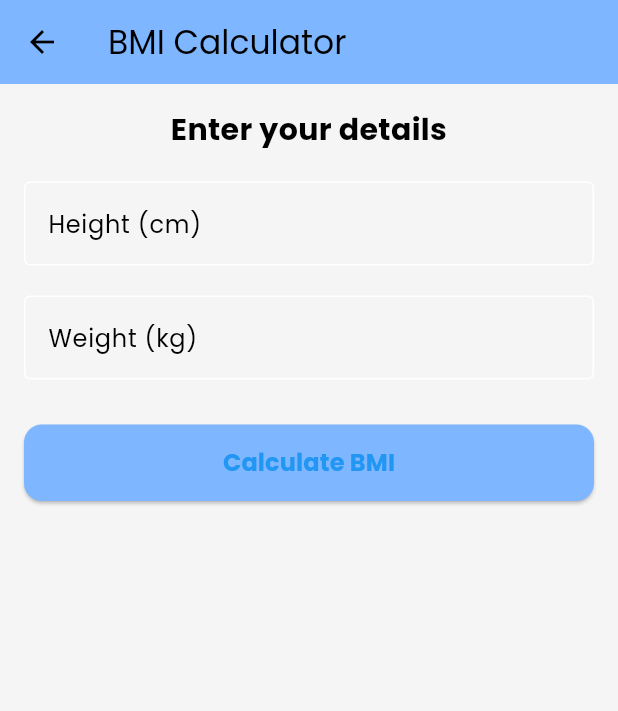
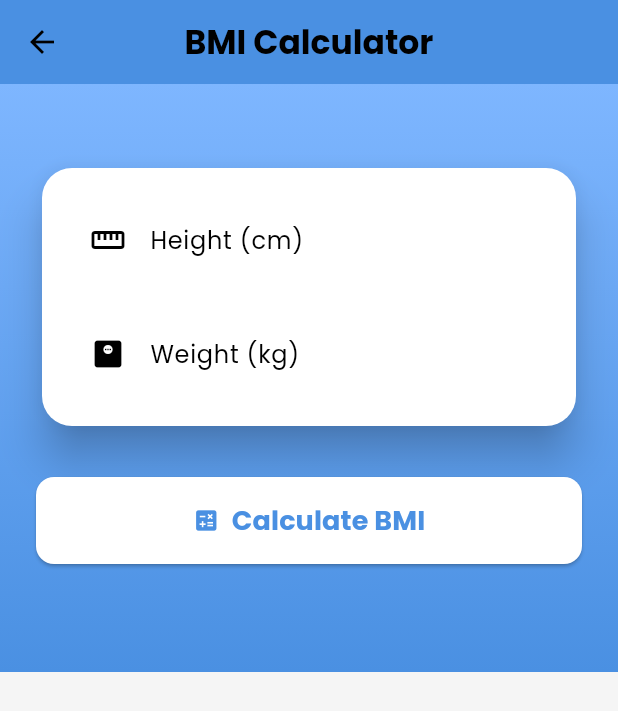
Before and after one commit to Liyo08/AlignMe, a Flutter app: the BMIScreen screen opened directly, on a phone screen of 412 x 824 dp. Shown: the top 711 px of the screen. Run offline on Flutter 3.47's test engine with Material 3 defaults, Android fonts, the light colour scheme and no system bars; our stand-ins replace fl_chart, flutter_switch, font_awesome_flutter, google_fonts.

Commit message:
BMI page design changed

```diff
--- a/lib/bmi_page.dart
+++ b/lib/bmi_page.dart
@@ -4,15 +4,17 @@ class BMIScreen extends StatefulWidget {
   const BMIScreen({super.key});
 
   @override
-  State<BMIScreen> createState() => _BmiPageState();
+  State<BMIScreen> createState() => _BMIScreenState();
 }
 
-class _BmiPageState extends State<BMIScreen> {
+class _BMIScreenState extends State<BMIScreen> {
   final TextEditingController heightController = TextEditingController();
   final TextEditingController weightController = TextEditingController();
 
   double? bmiResult;
   String bmiCategory = "";
+  Color categoryColor = Colors.black54;
+  bool showResult = false;
 
   void calculateBMI() {
     final double? height = double.tryParse(heightController.text);
@@ -23,14 +25,20 @@ class _BmiPageState extends State<BMIScreen> {
 
       setState(() {
         bmiResult = bmi;
+        showResult = true;
+
         if (bmi < 18.5) {
           bmiCategory = "Underweight";
+          categoryColor = Colors.orange;
         } else if (bmi < 24.9) {
           bmiCategory = "Normal";
+          categoryColor = Colors.green;
         } else if (bmi < 29.9) {
           bmiCategory = "Overweight";
+          categoryColor = Colors.deepOrange;
         } else {
           bmiCategory = "Obese";
+          categoryColor = Colors.red;
         }
       });
     }
@@ -40,25 +48,51 @@ class _BmiPageState extends State<BMIScreen> {
   Widget build(BuildContext context) {
     return Scaffold(
       appBar: AppBar(
-        title: const Text("BMI Calculator"),
-        backgroundColor: const Color(0xFF7EB6FF),
+        backgroundColor: const Color(0xFF4A90E2),
+        leading: IconButton(
+          icon: const Icon(Icons.arrow_back),
+          onPressed: () {
+            Navigator.pop(context);  // Back to previous screen
+          },
         ),
-      body: Padding(
-        padding: const EdgeInsets.all(16.0),
+        title: const Text(
+          "BMI Calculator",
+          style: TextStyle(fontWeight: FontWeight.bold),
+        ),
+        centerTitle: true,
+      ),
+      body: Container(
+        decoration: const BoxDecoration(
+          gradient: LinearGradient(
+            colors: [Color(0xFF7EB6FF), Color(0xFF4A90E2)],
+            begin: Alignment.topCenter,
+            end: Alignment.bottomCenter,
+          ),
+        ),
+        child: SafeArea(
+          child: SingleChildScrollView(
+            child: Padding(
+              padding: const EdgeInsets.symmetric(horizontal: 24, vertical: 32),
               child: Column(
                 crossAxisAlignment: CrossAxisAlignment.stretch,
                 children: [
-            const Text(
-              "Enter your details",
-              style: TextStyle(fontSize: 20, fontWeight: FontWeight.bold),
-              textAlign: TextAlign.center,
+                  const SizedBox(height: 20),  // Space below AppBar
+
+                  Card(
+                    elevation: 12,
+                    shape: RoundedRectangleBorder(
+                      borderRadius: BorderRadius.circular(20),
                     ),
-            const SizedBox(height: 20),
+                    child: Padding(
+                      padding: const EdgeInsets.all(20),
+                      child: Column(
+                        children: [
                           TextField(
                             controller: heightController,
                             keyboardType: TextInputType.number,
                             decoration: const InputDecoration(
                               labelText: "Height (cm)",
+                              prefixIcon: Icon(Icons.straighten),
                               border: OutlineInputBorder(),
                             ),
                           ),
@@ -68,41 +102,90 @@ class _BmiPageState extends State<BMIScreen> {
                             keyboardType: TextInputType.number,
                             decoration: const InputDecoration(
                               labelText: "Weight (kg)",
+                              prefixIcon: Icon(Icons.monitor_weight),
                               border: OutlineInputBorder(),
                             ),
                           ),
+                        ],
+                      ),
+                    ),
+                  ),
+
                   const SizedBox(height: 30),
-            ElevatedButton(
+
+                  ElevatedButton.icon(
                     onPressed: calculateBMI,
+                    icon: const Icon(Icons.calculate),
+                    label: const Text(
+                      "Calculate BMI",
+                      style: TextStyle(fontSize: 18, fontWeight: FontWeight.bold),
+                    ),
                     style: ElevatedButton.styleFrom(
-                backgroundColor: const Color(0xFF7EB6FF),
-                padding: const EdgeInsets.symmetric(vertical: 14),
+                      backgroundColor: Colors.white,
+                      foregroundColor: const Color(0xFF4A90E2),
+                      padding: const EdgeInsets.symmetric(vertical: 16),
                       shape: RoundedRectangleBorder(
                         borderRadius: BorderRadius.circular(12),
                       ),
                     ),
-              child: const Text(
-                "Calculate BMI",
-                style: TextStyle(fontSize: 16, fontWeight: FontWeight.bold),
+                  ),
+
+                  const SizedBox(height: 40),
+
+                  AnimatedOpacity(
+                    opacity: showResult ? 1 : 0,
+                    duration: const Duration(milliseconds: 800),
+                    child: bmiResult != null
+                        ? Container(
+                            padding: const EdgeInsets.all(24),
+                            decoration: BoxDecoration(
+                              color: Colors.white.withOpacity(0.95),
+                              borderRadius: BorderRadius.circular(20),
+                              boxShadow: const [
+                                BoxShadow(
+                                  color: Colors.black26,
+                                  blurRadius: 10,
+                                  offset: Offset(0, 4),
+                                ),
+                              ],
+                            ),
+                            child: Column(
+                              children: [
+                                const Text(
+                                  "Your BMI",
+                                  style: TextStyle(
+                                    fontSize: 22,
+                                    fontWeight: FontWeight.bold,
+                                    color: Colors.black87,
                                   ),
                                 ),
-            const SizedBox(height: 30),
-            if (bmiResult != null)
-              Column(
-                children: [
+                                const SizedBox(height: 16),
                                 Text(
-                    "Your BMI: ${bmiResult!.toStringAsFixed(1)}",
-                    style: const TextStyle(
-                        fontSize: 22, fontWeight: FontWeight.bold),
+                                  bmiResult!.toStringAsFixed(1),
+                                  style: TextStyle(
+                                    fontSize: 48,
+                                    fontWeight: FontWeight.bold,
+                                    color: categoryColor,
                                   ),
-                  const SizedBox(height: 10),
+                                ),
+                                const SizedBox(height: 16),
                                 Text(
-                    "Category: $bmiCategory",
-                    style: const TextStyle(fontSize: 18),
+                                  bmiCategory,
+                                  style: TextStyle(
+                                    fontSize: 24,
+                                    fontWeight: FontWeight.w600,
+                                    color: categoryColor,
+                                  ),
                                 ),
                               ],
+                            ),
                           )
+                        : const SizedBox.shrink(),
+                  ),
                 ],
+              ),
+            ),
+          ),
         ),
       ),
     );
```
Lines whose indentation alone changed are shown as unchanged.
